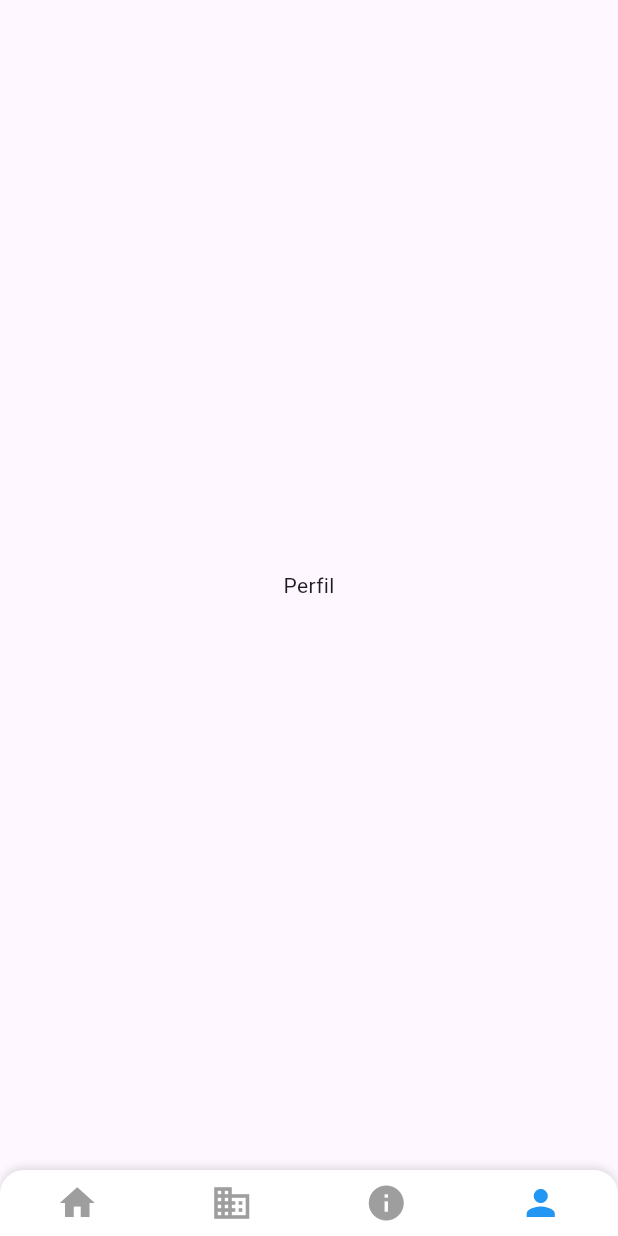
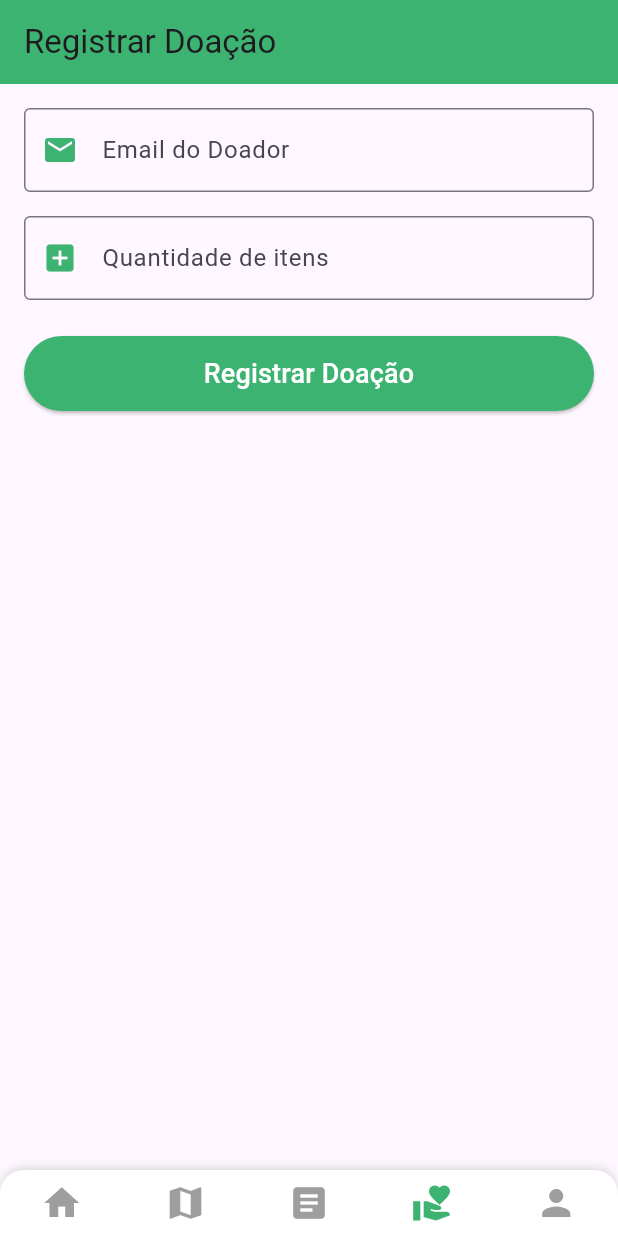
Before and after one commit to manuelakleinkauf/app-green-drop, a Flutter app: the HomePage screen opened directly, item 4 of the bottom bar chosen, on a phone screen of 412 x 824 dp. Run offline on Flutter 3.47's test engine with Material 3 defaults, Android fonts, the phone set to English and light mode, and no system bars; our stand-ins replace cloud_firestore, firebase_auth, firebase_core, flutter_map, latlong2; accounts and stored records are empty.

Commit message:
feat: registro de pontuacao de doacao e perfil do usuario

```diff
--- a/lib/view/components/nav_bar.dart
+++ b/lib/view/components/nav_bar.dart
@@ -16,14 +16,14 @@ class CustomBottomNavBar extends StatelessWidget {
       padding: const EdgeInsets.symmetric(vertical: 8),
       decoration: BoxDecoration(
         color: Colors.white,
-        boxShadow: [
+        boxShadow: const [
           BoxShadow(
             color: Colors.black12,
             blurRadius: 4,
             offset: Offset(0, -2),
           ),
         ],
-        borderRadius: BorderRadius.only(
+        borderRadius: const BorderRadius.only(
           topLeft: Radius.circular(16),
           topRight: Radius.circular(16),
         ),
@@ -32,9 +32,10 @@ class CustomBottomNavBar extends StatelessWidget {
         mainAxisAlignment: MainAxisAlignment.spaceAround,
         children: [
           _buildNavItem(icon: Icons.home, index: 0),
-          _buildNavItem(icon: Icons.business, index: 1),
-          _buildNavItem(icon: Icons.info, index: 2),
-          _buildNavItem(icon: Icons.person, index: 3),
+          _buildNavItem(icon: Icons.map, index: 1),
+          _buildNavItem(icon: Icons.article, index: 2),
+          _buildNavItem(icon: Icons.volunteer_activism, index: 3),
+          _buildNavItem(icon: Icons.person, index: 4),
         ],
       ),
     );
@@ -46,7 +47,7 @@ class CustomBottomNavBar extends StatelessWidget {
       onTap: () => onTap(index),
       child: Icon(
         icon,
-        color: isSelected ? Colors.blue : Colors.grey,
+        color: isSelected ? const Color(0xFF3CB371) : Colors.grey,
         size: 28,
       ),
     );
--- a/lib/view/home_page.dart
+++ b/lib/view/home_page.dart
@@ -1,5 +1,7 @@
 import 'package:app/view/news_page.dart';
 import 'package:app/view/map_page.dart';
+import 'package:app/view/profile_page.dart';
+import 'package:app/view/register_donation_page.dart';
 import 'package:flutter/material.dart';
 import 'components/nav_bar.dart';
 import 'package:firebase_auth/firebase_auth.dart';
@@ -13,7 +15,7 @@ class HomePage extends StatefulWidget {
 
 class _HomePageState extends State<HomePage> {
   int _selectedIndex = 0;
-  final user = FirebaseAuth.instance.currentUser;
+  final User? user = FirebaseAuth.instance.currentUser;
 
   void _onNavTap(int index) {
     setState(() {
@@ -27,7 +29,10 @@ class _HomePageState extends State<HomePage> {
       const Center(child: Text('Página Inicial')),
       MapPage(),
       const NewsPage(),
-      const Center(child: Text('Perfil')),
+      DonationPage(),
+      user != null
+          ? ProfilePage(uid: user!.uid)
+          : const Center(child: Text('Usuário não logado')),
     ];
 
     return Scaffold(
--- /dev/null
+++ b/lib/view/register_donation_page.dart
@@ -0,0 +1,111 @@
+import 'package:app/viewmodel/donation_view_model.dart';
+import 'package:flutter/material.dart';
+import 'package:provider/provider.dart';
+
+class DonationPage extends StatefulWidget {
+  const DonationPage({super.key});
+
+  @override
+  State<DonationPage> createState() => _DonationPageState();
+}
+
+class _DonationPageState extends State<DonationPage> {
+  final _formKey = GlobalKey<FormState>();
+  final TextEditingController emailController = TextEditingController();
+  final TextEditingController itemsController = TextEditingController();
+
+  void registerDonation() async {
+    if (_formKey.currentState!.validate()) {
+      final email = emailController.text.trim();
+      final items = int.tryParse(itemsController.text.trim()) ?? 0;
+
+      final donationVM = Provider.of<DonationViewModel>(context, listen: false);
+
+      await donationVM.registerDonation(email, items);
+
+      ScaffoldMessenger.of(
+        context,
+      ).showSnackBar(SnackBar(content: Text('Doação registrada com sucesso!')));
+
+      _formKey.currentState!.reset();
+    }
+  }
+
+  @override
+  void dispose() {
+    emailController.dispose();
+    itemsController.dispose();
+    super.dispose();
+  }
+
+  @override
+  Widget build(BuildContext context) {
+    return Scaffold(
+      appBar: AppBar(
+        title: const Text('Registrar Doação'),
+        backgroundColor: const Color(0xFF3CB371),
+      ),
+      body: Padding(
+        padding: const EdgeInsets.all(16.0),
+        child: Form(
+          key: _formKey,
+          child: Column(
+            children: [
+              TextFormField(
+                controller: emailController,
+                decoration: const InputDecoration(
+                  hintText: 'Email do Doador',
+                  prefixIcon: Icon(Icons.email, color: Color(0xFF3CB371)),
+                  border: OutlineInputBorder(),
+                ),
+                validator: (value) {
+                  if (value == null || value.isEmpty) {
+                    return 'Informe o email do doador';
+                  }
+                  if (!value.contains('@')) {
+                    return 'Email inválido';
+                  }
+                  return null;
+                },
+              ),
+              const SizedBox(height: 16),
+              TextFormField(
+                controller: itemsController,
+                decoration: const InputDecoration(
+                  hintText: 'Quantidade de itens',
+                  prefixIcon: Icon(Icons.add_box, color: Color(0xFF3CB371)),
+                  border: OutlineInputBorder(),
+                ),
+                keyboardType: TextInputType.number,
+                validator: (value) {
+                  if (value == null || value.isEmpty) {
+                    return 'Informe a quantidade de itens';
+                  }
+                  if (int.tryParse(value) == null) {
+                    return 'Informe um número válido';
+                  }
+                  return null;
+                },
+              ),
+              const SizedBox(height: 24),
+              SizedBox(
+                width: double.infinity,
+                height: 50,
+                child: ElevatedButton(
+                  onPressed: registerDonation,
+                  style: ElevatedButton.styleFrom(
+                    backgroundColor: const Color(0xFF3CB371),
+                  ),
+                  child: const Text(
+                    'Registrar Doação',
+                    style: TextStyle(fontSize: 18, color: Colors.white),
+                  ),
+                ),
+              ),
+            ],
+          ),
+        ),
+      ),
+    );
+  }
+}
--- /dev/null
+++ b/lib/viewmodel/donation_view_model.dart
@@ -0,0 +1,18 @@
+import 'package:flutter/material.dart';
+import 'package:cloud_firestore/cloud_firestore.dart';
+import '../repository/user_repository.dart';
+
+class DonationViewModel extends ChangeNotifier {
+  final UserRepository _userRepository = UserRepository(
+    firestore: FirebaseFirestore.instance,
+  );
+
+  Future<void> registerDonation(String donorEmail, int items) async {
+    try {
+      await _userRepository.addDonationPoints(donorEmail, items);
+      debugPrint("Pontos adicionados para $donorEmail: ${items * 100}");
+    } catch (e) {
+      debugPrint("Erro ao adicionar pontos: $e");
+    }
+  }
+}
```
Also changed, not shown: lib/main.dart (+16 -16 lines), lib/model/user.dart (+28 -3 lines), lib/repository/user_repository.dart (added, +55 -0 lines), lib/view/profile_page.dart (added, +223 -0 lines), lib/viewmodel/profile_viewmodel.dart (added, +23 -0 lines).
